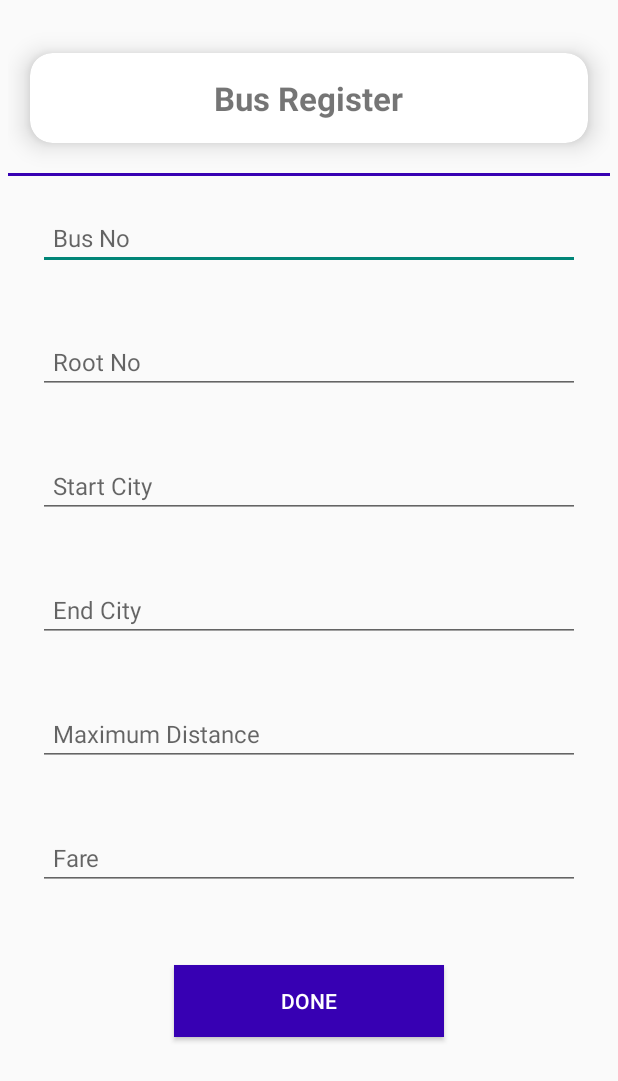
After one commit to isuru370/BusTrack-App, an Android app: the Busregister_activity screen opened directly, with no data from a screen before it, on a phone screen of 412 x 824 dp. The commit adds this screen. Shown: the top 1081 px of the screen. Run offline under Robolectric (Android 15) with nearby library versions, the phone set to English and light mode, and no system bars.

Commit message:
dally update one activity disaing

```diff
--- a/app/src/main/AndroidManifest.xml
+++ b/app/src/main/AndroidManifest.xml
@@ -28,6 +28,9 @@
         android:roundIcon="@mipmap/ic_launcher_round"
         android:supportsRtl="true"
         android:theme="@style/Theme.BusTracking">
+        <activity
+            android:name=".Busregister_activity"
+            android:exported="false" />
         <activity
             android:name=".Fare_activity"
             android:exported="false" />
--- /dev/null
+++ b/app/src/main/java/com/dinithi_creation/bustracking/Busregister_activity.java
@@ -0,0 +1,14 @@
+package com.dinithi_creation.bustracking;
+
+import androidx.appcompat.app.AppCompatActivity;
+
+import android.os.Bundle;
+
+public class Busregister_activity extends AppCompatActivity {
+
+    @Override
+    protected void onCreate(Bundle savedInstanceState) {
+        super.onCreate(savedInstanceState);
+        setContentView(R.layout.activity_busregister);
+    }
+}
--- /dev/null
+++ b/app/src/main/res/layout/activity_busregister.xml
@@ -0,0 +1,111 @@
+<?xml version="1.0" encoding="utf-8"?>
+<androidx.core.widget.NestedScrollView xmlns:android="http://schemas.android.com/apk/res/android"
+    xmlns:app="http://schemas.android.com/apk/res-auto"
+    xmlns:tools="http://schemas.android.com/tools"
+    android:layout_width="match_parent"
+    android:layout_height="match_parent"
+    tools:context=".Busregister_activity">
+
+    <LinearLayout
+        android:layout_width="match_parent"
+        android:layout_height="wrap_content"
+        android:orientation="vertical"
+        android:layout_margin="5dp">
+
+        <androidx.cardview.widget.CardView
+            android:layout_width="match_parent"
+            android:layout_height="100dp"
+            android:layout_marginTop="10dp"
+            app:cardCornerRadius="15dp"
+            app:cardElevation="10dp"
+            app:cardUseCompatPadding="true">
+
+            <TextView
+                android:layout_width="wrap_content"
+                android:layout_height="wrap_content"
+                android:text="Bus Register"
+                android:textSize="22dp"
+                android:textStyle="bold"
+                android:layout_gravity="center"/>
+
+        </androidx.cardview.widget.CardView>
+
+        <View
+            android:id="@+id/view"
+            android:layout_width="match_parent"
+            android:layout_height="2dp"
+            android:background="@color/purple_700"/>
+
+        <EditText
+            android:layout_width="match_parent"
+            android:layout_height="wrap_content"
+            android:hint="Bus No"
+            android:paddingLeft="10dp"
+            android:textSize="16dp"
+            android:layout_margin="20dp"
+            android:textStyle="normal"
+            android:textColor="@color/black"/>
+
+        <EditText
+            android:layout_width="match_parent"
+            android:layout_height="wrap_content"
+            android:hint="Root No"
+            android:paddingLeft="10dp"
+            android:textSize="16dp"
+            android:layout_margin="20dp"
+            android:textStyle="normal"
+            android:textColor="@color/black"/>
+
+        <EditText
+        android:layout_width="match_parent"
+        android:layout_height="wrap_content"
+        android:hint="Start City"
+        android:paddingLeft="10dp"
+        android:textSize="16dp"
+        android:layout_margin="20dp"
+        android:textStyle="normal"
+        android:textColor="@color/black"/>
+
+        <EditText
+            android:layout_width="match_parent"
+            android:layout_height="wrap_content"
+            android:hint="End City"
+            android:paddingLeft="10dp"
+            android:textSize="16dp"
+            android:layout_margin="20dp"
+            android:textStyle="normal"
+            android:textColor="@color/black"/>
+
+        <EditText
+            android:layout_width="match_parent"
+            android:layout_height="wrap_content"
+            android:hint="Maximum Distance"
+            android:paddingLeft="10dp"
+            android:textSize="16dp"
+            android:layout_margin="20dp"
+            android:textStyle="normal"
+            android:textColor="@color/black"/>
+
+        <EditText
+            android:layout_width="match_parent"
+            android:layout_height="wrap_content"
+            android:hint="Fare"
+            android:textAllCaps="true"
+            android:paddingLeft="10dp"
+            android:textSize="16dp"
+            android:layout_margin="20dp"
+            android:textStyle="normal"
+            android:textColor="@color/black"/>
+
+        <Button
+            android:layout_width="180dp"
+            android:layout_height="wrap_content"
+            android:text="Done"
+            android:background="@color/purple_700"
+            android:textColor="@color/white"
+            android:layout_gravity="center_horizontal"
+            android:layout_marginTop="30dp"
+            android:layout_marginBottom="10dp"/>
+    </LinearLayout>
+
+</androidx.core.widget.NestedScrollView>
```
Also changed, not shown: app/src/main/res/layout/activity_emargency.xml (+64 -3 lines), app/src/main/res/layout/activity_timetable.xml (+73 -2 lines).
